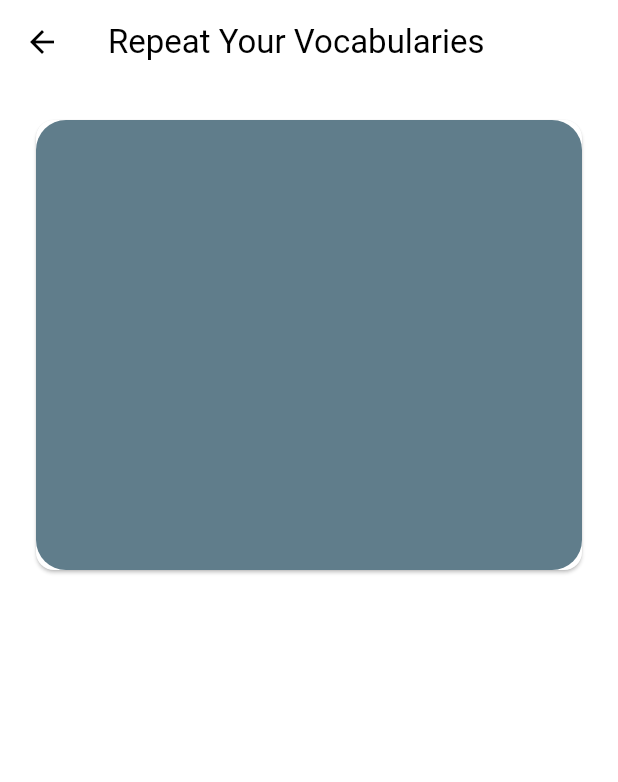
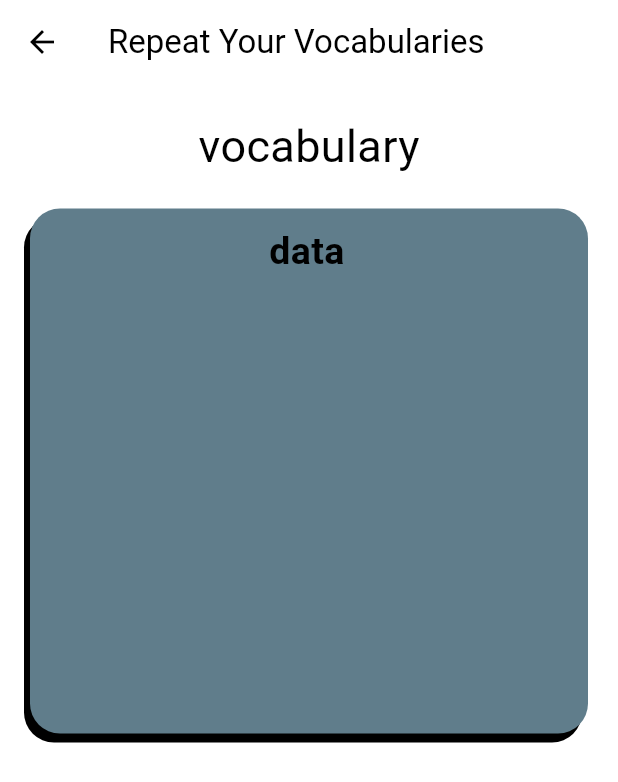
Before and after one commit to ogabek0909/flutter_english, a Flutter app: the RepeatingVocabulariesScreen screen opened by its route, on a phone screen of 412 x 824 dp. Shown: the top 782 px of the screen. Run offline on Flutter 3.47's test engine with Material 2 defaults, Android fonts, the phone set to English and light mode, and no system bars; our stand-ins replace bloc, cloud_firestore, email_validator, equatable, firebase_auth, firebase_core and 5 more; accounts and stored records are empty; Roboto replaces fonts that are missing (Akshar, IBM).

Commit message:
adding some widgets

```diff
--- a/lib/src/presentation/views/vocabulary/repeating_vocabularies_screen.dart
+++ b/lib/src/presentation/views/vocabulary/repeating_vocabularies_screen.dart
@@ -1,4 +1,5 @@
 import 'package:flutter/material.dart';
+import 'package:google_fonts/google_fonts.dart';
 
 class RepeatingVocabulariesScreen extends StatelessWidget {
   const RepeatingVocabulariesScreen({super.key});
@@ -6,7 +7,9 @@ class RepeatingVocabulariesScreen extends StatelessWidget {
 
   @override
   Widget build(BuildContext context) {
-    return Scaffold(
+    return GestureDetector(
+      onTap: () => FocusManager.instance.primaryFocus!.unfocus(),
+      child: Scaffold(
         appBar: AppBar(
           title: const Text(
             'Repeat Your Vocabularies',
@@ -17,20 +20,43 @@ class RepeatingVocabulariesScreen extends StatelessWidget {
           padding: const EdgeInsets.all(20.0),
           child: Column(
             children: [
-            Card(
-              child: Container(
-                height: 300,
+              Text(
+                'vocabulary',
+                style: GoogleFonts.akshar(
+                  fontSize: 30,
+                ),
+              ),
+              const SizedBox(height: 20),
+              Container(
+                height: 350,
                 width: double.infinity,
-                padding: const EdgeInsets.symmetric(horizontal: 20),
+                padding: const EdgeInsets.symmetric(horizontal: 10, vertical: 10),
                 decoration: BoxDecoration(
+                  boxShadow: const [
+                    BoxShadow(
+                      offset: Offset(-4, 6),
+                    ),
+                  ],
                   color: Colors.blueGrey,
                   borderRadius: BorderRadius.circular(20),
                 ),
+                child: Column(
+                  children: [
+                    SelectableText(
+                      'data',
+                      style: GoogleFonts.akshar(
+                        fontSize: 25,
+                        fontWeight: FontWeight.w600,
+                      ),
+
+                    )
+                  ],
                 ),
               ),
             ],
           ),
         ),
+      ),
     );
   }
 }
```
Lines whose indentation alone changed are shown as unchanged.
